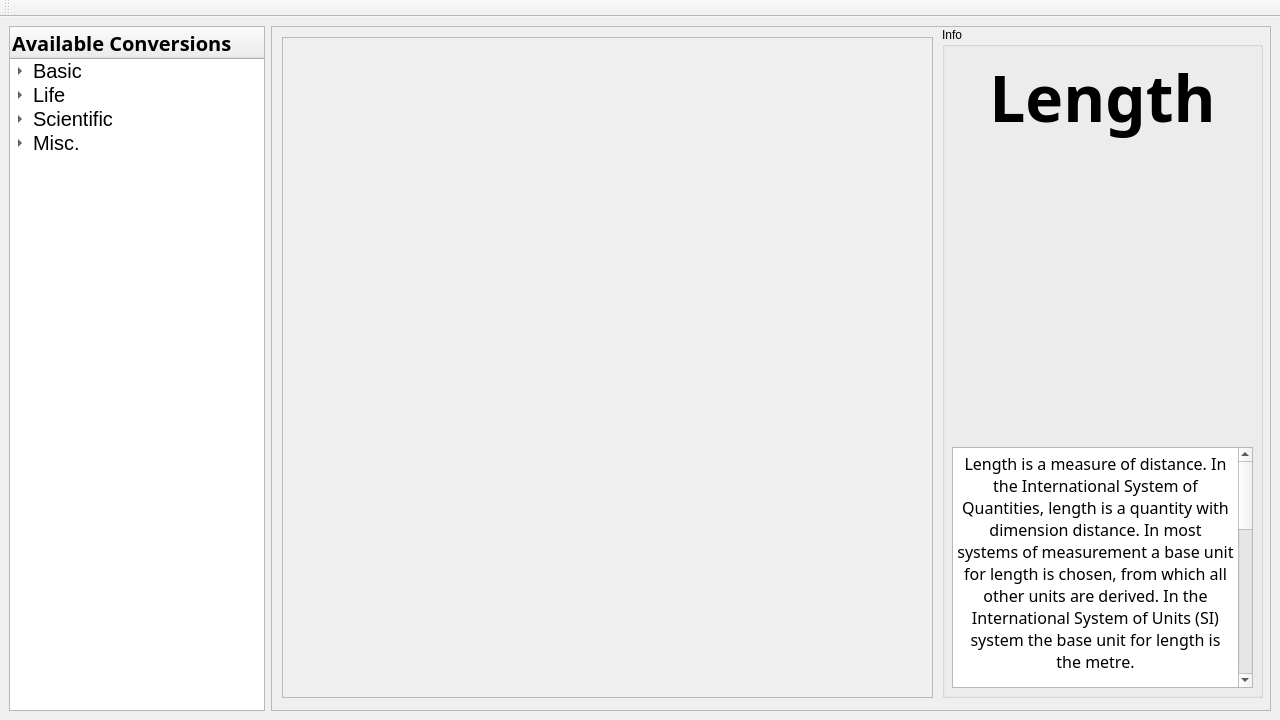
First picture: the form in mainwindow.ui, repository 30vam/cute-converter, before the edit.
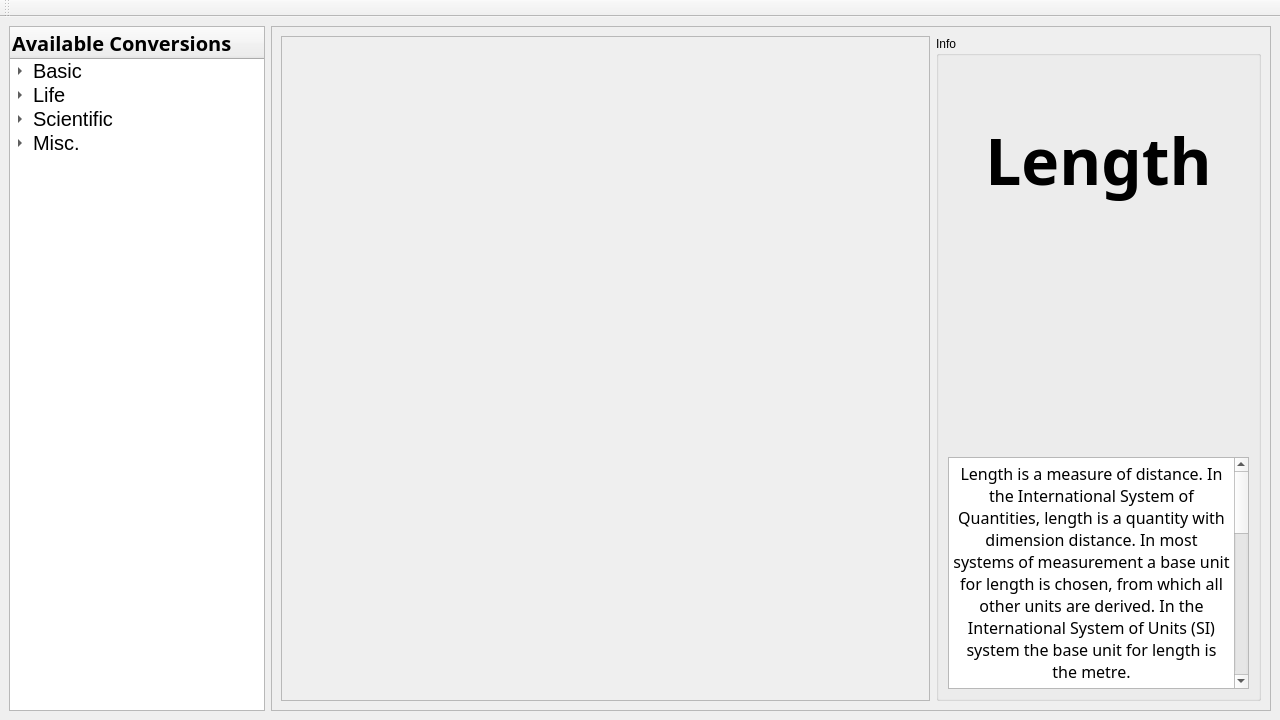
Second picture: the form after the edit. The open tabs and pages were chosen to show the change. Icons and pictures are not drawn.

Commit message: Fixed window resizing (I hope)

What changed in the file:
```diff
--- a/mainwindow.ui
+++ b/mainwindow.ui
@@ -158,22 +158,39 @@
       <widget class="QWidget" name="basicPage"/>
       <widget class="QWidget" name="lengthWidget">
        <property name="sizePolicy">
+        <sizepolicy hsizetype="Preferred" vsizetype="Preferred">
+         <horstretch>0</horstretch>
+         <verstretch>0</verstretch>
+        </sizepolicy>
+       </property>
+       <layout class="QHBoxLayout" name="horizontalLayout_2" stretch="2,1">
+        <item>
+         <widget class="QScrollArea" name="lengthScrollArea">
+          <property name="sizePolicy">
         <sizepolicy hsizetype="Expanding" vsizetype="Expanding">
          <horstretch>0</horstretch>
          <verstretch>0</verstretch>
         </sizepolicy>
        </property>
+          <property name="widgetResizable">
+           <bool>true</bool>
+          </property>
+          <widget class="QWidget" name="scrollAreaWidgetContents">
+           <property name="geometry">
+            <rect>
+             <x>0</x>
+             <y>0</y>
+             <width>647</width>
+             <height>646</height>
+            </rect>
+           </property>
+          </widget>
+         </widget>
+        </item>
+        <item>
        <widget class="QGroupBox" name="lengthInfoGroupBox">
-        <property name="geometry">
-         <rect>
-          <x>670</x>
-          <y>0</y>
-          <width>321</width>
-          <height>671</height>
-         </rect>
-        </property>
         <property name="sizePolicy">
-         <sizepolicy hsizetype="Expanding" vsizetype="Expanding">
+           <sizepolicy hsizetype="Ignored" vsizetype="Ignored">
           <horstretch>0</horstretch>
           <verstretch>0</verstretch>
          </sizepolicy>
@@ -181,14 +198,20 @@
         <property name="title">
          <string>Info</string>
         </property>
+          <layout class="QVBoxLayout" name="verticalLayout">
+           <item>
         <widget class="QLabel" name="lengthLabel">
-         <property name="geometry">
-          <rect>
-           <x>20</x>
-           <y>-10</y>
-           <width>281</width>
-           <height>161</height>
-          </rect>
+             <property name="sizePolicy">
+              <sizepolicy hsizetype="Preferred" vsizetype="Preferred">
+               <horstretch>0</horstretch>
+               <verstretch>0</verstretch>
+              </sizepolicy>
+             </property>
+             <property name="minimumSize">
+              <size>
+               <width>0</width>
+               <height>0</height>
+              </size>
          </property>
          <property name="font">
           <font>
@@ -216,21 +239,21 @@
           <bool>false</bool>
          </property>
         </widget>
+           </item>
+           <item>
         <widget class="QLabel" name="lengthImageLabel">
-         <property name="geometry">
-          <rect>
-           <x>20</x>
-           <y>120</y>
-           <width>281</width>
-           <height>281</height>
-          </rect>
-         </property>
          <property name="sizePolicy">
-          <sizepolicy hsizetype="Fixed" vsizetype="Fixed">
+              <sizepolicy hsizetype="Preferred" vsizetype="Preferred">
            <horstretch>0</horstretch>
            <verstretch>0</verstretch>
           </sizepolicy>
          </property>
+             <property name="minimumSize">
+              <size>
+               <width>0</width>
+               <height>0</height>
+              </size>
+             </property>
          <property name="font">
           <font>
            <pointsize>20</pointsize>
@@ -255,14 +278,26 @@
           <bool>false</bool>
          </property>
         </widget>
+           </item>
+           <item>
         <widget class="QTextBrowser" name="lengthTextBrowser">
-         <property name="geometry">
-          <rect>
-           <x>10</x>
-           <y>420</y>
-           <width>301</width>
-           <height>241</height>
-          </rect>
+             <property name="sizePolicy">
+              <sizepolicy hsizetype="Preferred" vsizetype="Fixed">
+               <horstretch>0</horstretch>
+               <verstretch>0</verstretch>
+              </sizepolicy>
+             </property>
+             <property name="minimumSize">
+              <size>
+               <width>0</width>
+               <height>232</height>
+              </size>
+             </property>
+             <property name="maximumSize">
+              <size>
+               <width>16777215</width>
+               <height>232</height>
+              </size>
          </property>
          <property name="font">
           <font>
@@ -293,30 +328,11 @@
           <bool>false</bool>
          </property>
         </widget>
-       </widget>
-       <widget class="QScrollArea" name="lengthScrollArea">
-        <property name="geometry">
-         <rect>
-          <x>10</x>
-          <y>10</y>
-          <width>651</width>
-          <height>661</height>
-         </rect>
-        </property>
-        <property name="widgetResizable">
-         <bool>true</bool>
-        </property>
-        <widget class="QWidget" name="scrollAreaWidgetContents">
-         <property name="geometry">
-          <rect>
-           <x>0</x>
-           <y>0</y>
-           <width>649</width>
-           <height>659</height>
-          </rect>
-         </property>
-        </widget>
-       </widget>
+           </item>
+          </layout>
+         </widget>
+        </item>
+       </layout>
       </widget>
       <widget class="QWidget" name="areaWidget">
        <widget class="QGroupBox" name="areaInfoGroupBox">
```
Left out of the diff: 145 changed lines with no effect on the pictures. Lines whose indentation alone changed are shown as unchanged. The commit also changes 1 other file.
